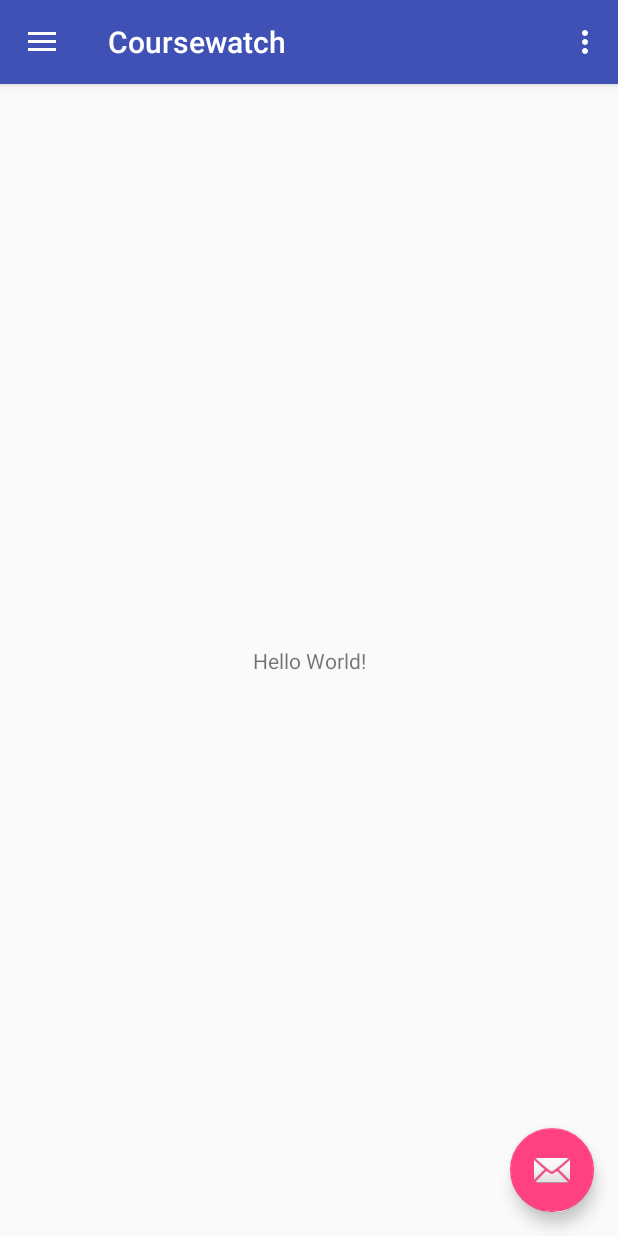
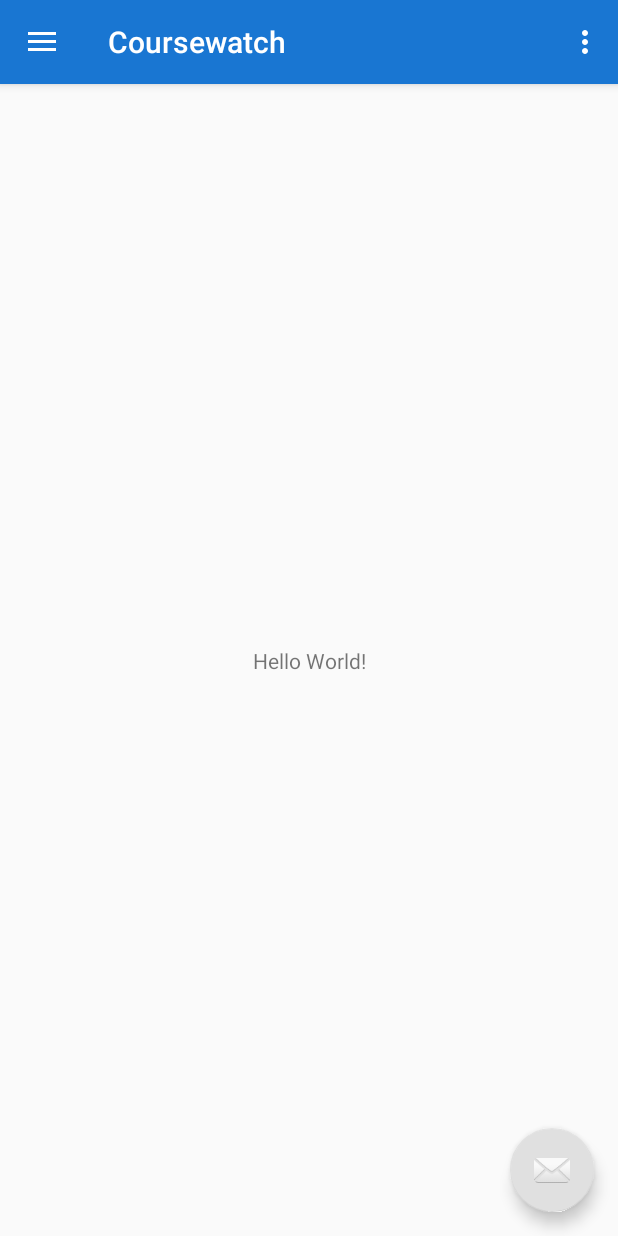
Before and after one commit to Sueztech/Coursewatch, an Android app: the screen it shows after launch (MainActivity), on a phone screen of 412 x 824 dp. Run offline under Robolectric (Android 15) with nearby library versions, the phone set to English and light mode, and no system bars.

Commit message:
Update launcher icon, color scheme

```diff
--- a/app/src/main/res/values/colors.xml
+++ b/app/src/main/res/values/colors.xml
@@ -1,6 +1,6 @@
 <?xml version="1.0" encoding="utf-8"?>
 <resources>
-    <color name="colorPrimary">#3F51B5</color>
-    <color name="colorPrimaryDark">#303F9F</color>
-    <color name="colorAccent">#FF4081</color>
+    <color name="colorPrimary">#1976D2</color> // Blue 700
+    <color name="colorPrimaryDark">#0D47A1</color> // Blue 900
+    <color name="colorAccent">#E0E0E0</color> // Grey 300
 </resources>
```
Also changed, not shown: app/src/main/res/mipmap-hdpi/ic_launcher.png, app/src/main/res/mipmap-hdpi/ic_launcher_round.png, app/src/main/res/mipmap-mdpi/ic_launcher.png, app/src/main/res/mipmap-mdpi/ic_launcher_round.png, app/src/main/res/mipmap-xhdpi/ic_launcher.png, app/src/main/res/mipmap-xhdpi/ic_launcher_round.png, app/src/main/res/mipmap-xxhdpi/ic_launcher.png, app/src/main/res/mipmap-xxhdpi/ic_launcher_round.png, app/src/main/res/mipmap-xxxhdpi/ic_launcher.png, app/src/main/res/mipmap-xxxhdpi/ic_launcher_round.png.
